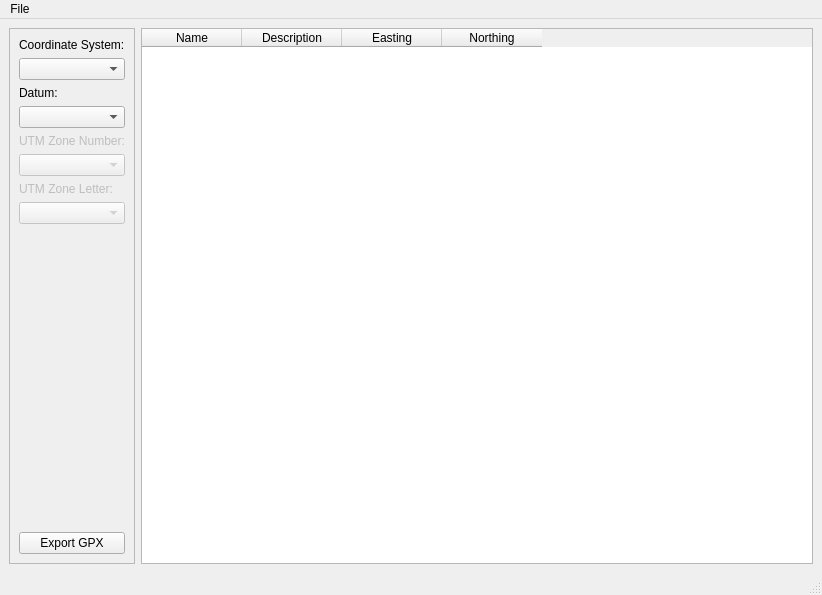
Before: the Qt Designer form src/qt_ui/gpx_creator.ui in Eric-Meunier/Processor-Suite, drawn with Qt 5.
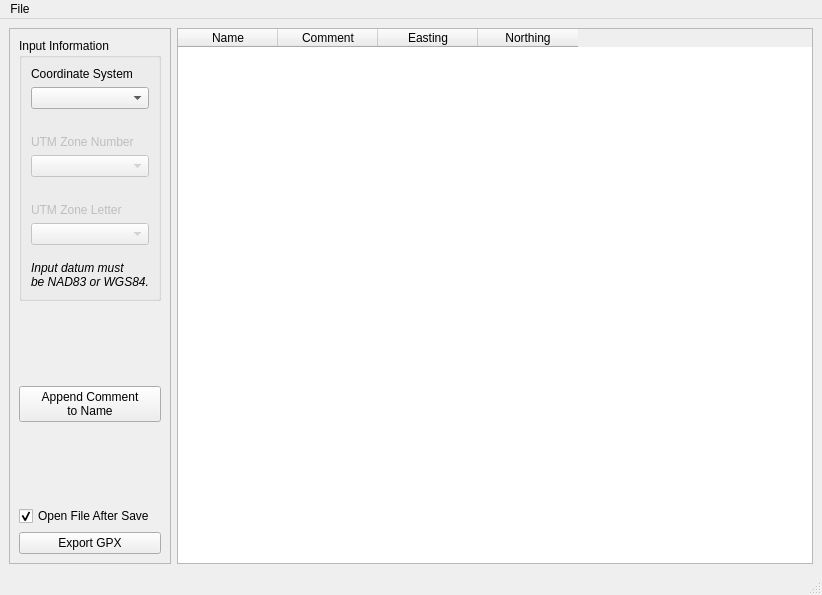
After: the same form once the commit is applied.

Commit message: GPXCreator complete.

```diff
--- a/src/qt_ui/gpx_creator.ui
+++ b/src/qt_ui/gpx_creator.ui
@@ -15,30 +15,6 @@
   </property>
   <widget class="QWidget" name="centralwidget">
    <layout class="QGridLayout" name="gridLayout">
-    <item row="0" column="1">
-     <widget class="QTableWidget" name="table">
-      <column>
-       <property name="text">
-        <string>Name</string>
-       </property>
-      </column>
-      <column>
-       <property name="text">
-        <string>Description</string>
-       </property>
-      </column>
-      <column>
-       <property name="text">
-        <string>Easting</string>
-       </property>
-      </column>
-      <column>
-       <property name="text">
-        <string>Northing</string>
-       </property>
-      </column>
-     </widget>
-    </item>
     <item row="0" column="0">
      <widget class="QFrame" name="frame">
       <property name="frameShape">
@@ -49,6 +25,12 @@
       </property>
       <layout class="QVBoxLayout" name="verticalLayout">
        <item>
+        <widget class="QGroupBox" name="groupBox">
+         <property name="title">
+          <string>Input Information</string>
+         </property>
+         <layout class="QVBoxLayout" name="verticalLayout_2">
+          <item>
         <widget class="QLabel" name="label">
          <property name="sizePolicy">
           <sizepolicy hsizetype="Preferred" vsizetype="Maximum">
@@ -57,7 +39,7 @@
           </sizepolicy>
          </property>
          <property name="text">
-          <string>Coordinate System:</string>
+             <string>Coordinate System</string>
          </property>
         </widget>
        </item>
@@ -81,35 +63,20 @@
         </widget>
        </item>
        <item>
-        <widget class="QLabel" name="label_2">
-         <property name="text">
-          <string>Datum:</string>
-         </property>
-        </widget>
-       </item>
-       <item>
-        <widget class="QComboBox" name="datum_box">
-         <item>
-          <property name="text">
-           <string/>
-          </property>
-         </item>
-         <item>
-          <property name="text">
-           <string>NAD 1927</string>
-          </property>
-         </item>
-         <item>
-          <property name="text">
-           <string>NAD 1983</string>
-          </property>
-         </item>
-         <item>
-          <property name="text">
-           <string>WGS 1983</string>
-          </property>
-         </item>
-        </widget>
+           <spacer name="verticalSpacer_2">
+            <property name="orientation">
+             <enum>Qt::Vertical</enum>
+            </property>
+            <property name="sizeType">
+             <enum>QSizePolicy::Fixed</enum>
+            </property>
+            <property name="sizeHint" stdset="0">
+             <size>
+              <width>20</width>
+              <height>20</height>
+             </size>
+            </property>
+           </spacer>
        </item>
        <item>
         <widget class="QLabel" name="zone_number_label">
@@ -117,7 +84,7 @@
           <bool>false</bool>
          </property>
          <property name="text">
-          <string>UTM Zone Number:</string>
+             <string>UTM Zone Number</string>
          </property>
         </widget>
        </item>
@@ -128,13 +95,29 @@
          </property>
         </widget>
        </item>
+          <item>
+           <spacer name="verticalSpacer_3">
+            <property name="orientation">
+             <enum>Qt::Vertical</enum>
+            </property>
+            <property name="sizeType">
+             <enum>QSizePolicy::Fixed</enum>
+            </property>
+            <property name="sizeHint" stdset="0">
+             <size>
+              <width>20</width>
+              <height>20</height>
+             </size>
+            </property>
+           </spacer>
+          </item>
        <item>
         <widget class="QLabel" name="zone_letter_label">
          <property name="enabled">
           <bool>false</bool>
          </property>
          <property name="text">
-          <string>UTM Zone Letter:</string>
+             <string>UTM Zone Letter</string>
          </property>
         </widget>
        </item>
@@ -261,6 +244,59 @@
         </widget>
        </item>
        <item>
+           <spacer name="verticalSpacer_5">
+            <property name="orientation">
+             <enum>Qt::Vertical</enum>
+            </property>
+            <property name="sizeType">
+             <enum>QSizePolicy::Fixed</enum>
+            </property>
+            <property name="sizeHint" stdset="0">
+             <size>
+              <width>20</width>
+              <height>10</height>
+             </size>
+            </property>
+           </spacer>
+          </item>
+          <item>
+           <widget class="QLabel" name="label_2">
+            <property name="font">
+             <font>
+              <italic>true</italic>
+             </font>
+            </property>
+            <property name="text">
+             <string>Input datum must
+be NAD83 or WGS84.</string>
+            </property>
+           </widget>
+          </item>
+         </layout>
+        </widget>
+       </item>
+       <item>
+        <spacer name="verticalSpacer_4">
+         <property name="orientation">
+          <enum>Qt::Vertical</enum>
+         </property>
+         <property name="sizeHint" stdset="0">
+          <size>
+           <width>20</width>
+           <height>40</height>
+          </size>
+         </property>
+        </spacer>
+       </item>
+       <item>
+        <widget class="QPushButton" name="auto_name_btn">
+         <property name="text">
+          <string>Append Comment
+to Name</string>
+         </property>
+        </widget>
+       </item>
+       <item>
         <spacer name="verticalSpacer">
          <property name="orientation">
           <enum>Qt::Vertical</enum>
@@ -273,16 +309,68 @@
          </property>
         </spacer>
        </item>
+       <item>
+        <widget class="QCheckBox" name="open_file_cbox">
+         <property name="text">
+          <string>Open File After Save</string>
+         </property>
+         <property name="checked">
+          <bool>true</bool>
+         </property>
+        </widget>
+       </item>
        <item>
         <widget class="QPushButton" name="export_gpx_btn">
          <property name="text">
           <string>Export GPX</string>
          </property>
+         <property name="checkable">
+          <bool>false</bool>
+         </property>
+         <property name="checked">
+          <bool>false</bool>
+         </property>
         </widget>
        </item>
       </layout>
      </widget>
     </item>
+    <item row="0" column="1">
+     <widget class="QTableWidget" name="table">
+      <property name="alternatingRowColors">
+       <bool>false</bool>
+      </property>
+      <property name="selectionBehavior">
+       <enum>QAbstractItemView::SelectRows</enum>
+      </property>
+      <property name="gridStyle">
+       <enum>Qt::SolidLine</enum>
+      </property>
+      <property name="sortingEnabled">
+       <bool>true</bool>
+      </property>
+      <column>
+       <property name="text">
+        <string>Name</string>
+       </property>
+      </column>
+      <column>
+       <property name="text">
+        <string>Comment</string>
+       </property>
+      </column>
+      <column>
+       <property name="text">
+        <string>Easting</string>
+       </property>
+      </column>
+      <column>
+       <property name="text">
+        <string>Northing</string>
+       </property>
+      </column>
+     </widget>
+    </item>
    </layout>
   </widget>
   <widget class="QMenuBar" name="menubar">
```
Left out of the diff: 7 changed lines with no effect on the pictures. Lines whose indentation alone changed are shown as unchanged. The commit also changes 52 other files.
